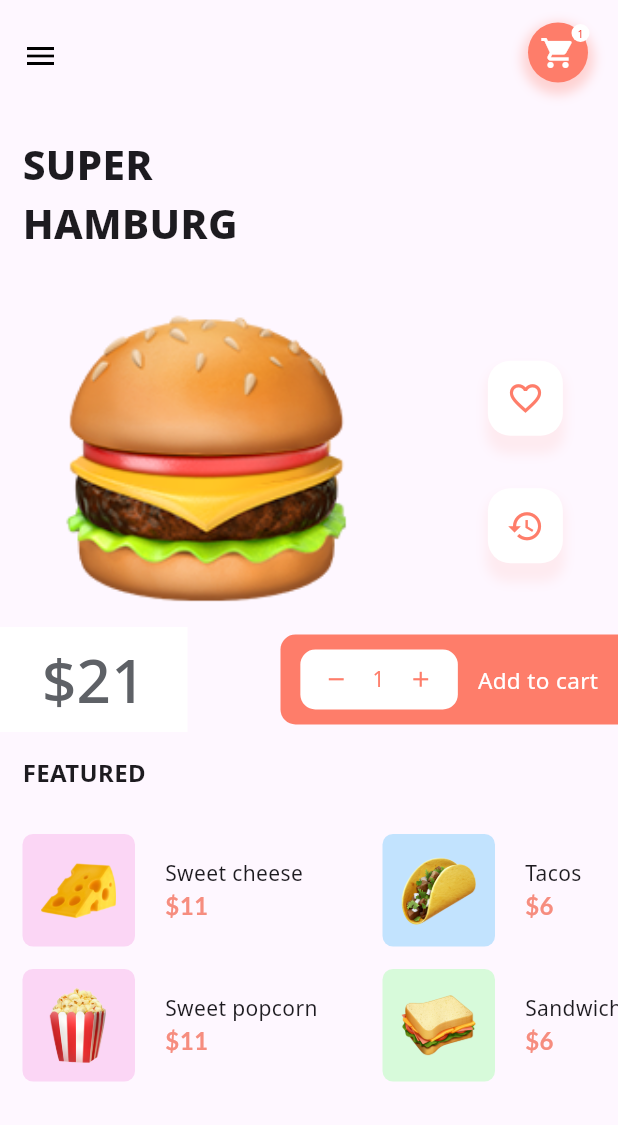
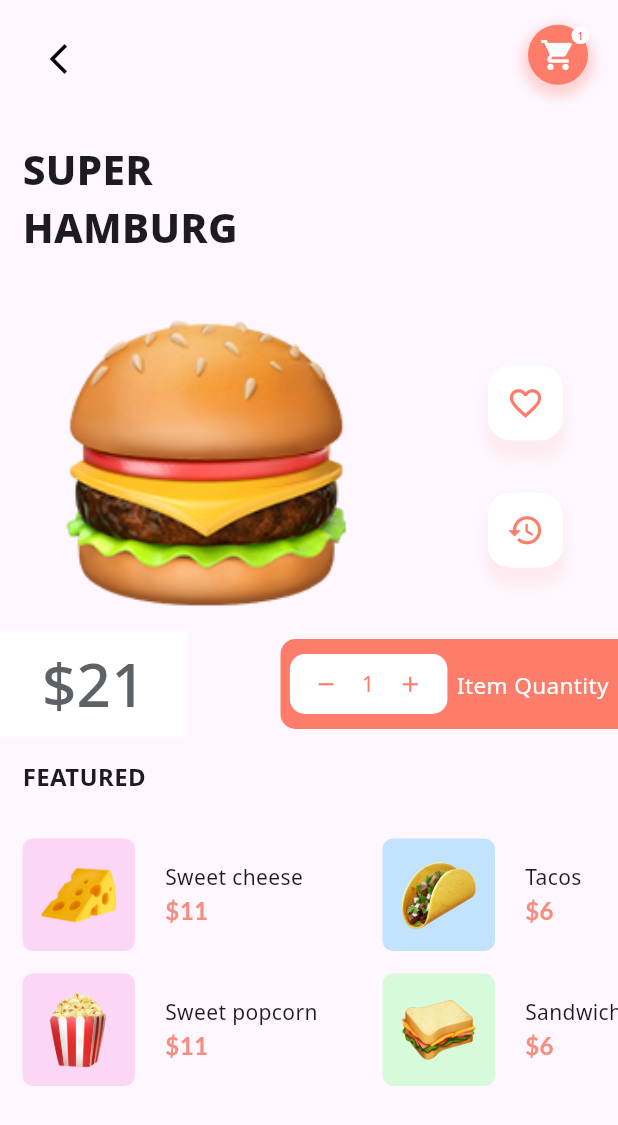
Before and after one commit to MOJT17/food_app, a Flutter app: the screen it shows after launch, after a tap on "Hamburg", on a phone screen of 412 x 824 dp. Shown: the top 1125 px of the screen. Run offline on Flutter 3.47's test engine with Material 3 defaults, Android fonts, the phone set to English and light mode, and no system bars; our stand-ins replace google_fonts, smooth_star_rating_null_safety.

Commit message:
Added interactive search bar and fixed issues

```diff
--- a/lib/burgerpage.dart
+++ b/lib/burgerpage.dart
@@ -2,9 +2,15 @@ import 'package:flutter/material.dart';
 import 'package:google_fonts/google_fonts.dart';
 
 class BurgerPage extends StatefulWidget {
-  final imgPath, foodName, pricePerItem, heroTag;
+  final String imgPath, foodName, pricePerItem, heroTag;
 
-  const BurgerPage({super.key, this.imgPath, this.foodName, this.pricePerItem, this.heroTag});
+  const BurgerPage({
+    super.key,
+    required this.imgPath,
+    required this.foodName,
+    required this.pricePerItem,
+    required this.heroTag,
+  });
 
   @override
   State<BurgerPage> createState() => _BurgerPageState();
@@ -24,23 +30,36 @@ class _BurgerPageState extends State<BurgerPage> {
             child: Row(
               mainAxisAlignment: MainAxisAlignment.spaceBetween,
               children: <Widget>[
-                Icon(Icons.menu, color: Colors.black),
-                Stack(children: [
+                IconButton(
+                  onPressed: Navigator.of(context).pop,
+                  icon: Icon(Icons.arrow_back_ios_new, color: Colors.black),
+                ),
+                Stack(
+                  children: [
                     Container(
-                      height: 45.0, width: 45.0, color: Colors.transparent),
+                      height: 45.0,
+                      width: 45.0,
+                      color: Colors.transparent,
+                    ),
                     Container(
                       height: 40.0,
                       width: 40.0,
-                      decoration: BoxDecoration(boxShadow: [
+                      decoration: BoxDecoration(
+                        boxShadow: [
                           BoxShadow(
-                            color: Color(0xFFFE7D6A).withOpacity(0.3),
+                            color: Color(0xFFFE7D6A).withValues(alpha: 0.3),
                             blurRadius: 6.0,
                             spreadRadius: 4.0,
-                            offset: Offset(0.0, 4.0))
-                      ], color: Color(0xFFFE7D6A), shape: BoxShape.circle),
+                            offset: Offset(0.0, 4.0),
+                          ),
+                        ],
+                        color: Color(0xFFFE7D6A),
+                        shape: BoxShape.circle,
+                      ),
                       child: Center(
-                          child:
-                              Icon(Icons.shopping_cart, color: Colors.white))),
+                        child: Icon(Icons.shopping_cart, color: Colors.white),
+                      ),
+                    ),
                     Positioned(
                       top: 1.0,
                       right: 4.0,
@@ -48,23 +67,34 @@ class _BurgerPageState extends State<BurgerPage> {
                         height: 12.0,
                         width: 12.0,
                         decoration: BoxDecoration(
-                              color: Colors.white, shape: BoxShape.circle),
+                          color: Colors.white,
+                          shape: BoxShape.circle,
+                        ),
                         child: Center(
-                            child: Text('1',
+                          child: Text(
+                            '$quantity',
                             style: GoogleFonts.notoSans(
                               fontSize: 7.0,
-                                    textStyle: TextStyle(color: Colors.red))),
-                          )))
-                ])
+                              textStyle: TextStyle(color: Colors.red),
+                            ),
+                          ),
+                        ),
+                      ),
+                    ),
                   ],
-            )),
+                ),
+              ],
+            ),
+          ),
           SizedBox(height: 15.0),
           Padding(
             padding: const EdgeInsets.only(left: 15.0),
             child: Text(
               'SUPER',
               style: GoogleFonts.notoSans(
-                fontWeight: FontWeight.w800, fontSize: 27.0),
+                fontWeight: FontWeight.w800,
+                fontSize: 27.0,
+              ),
             ),
           ),
           Padding(
@@ -72,7 +102,9 @@ class _BurgerPageState extends State<BurgerPage> {
             child: Text(
               widget.foodName.toString().toUpperCase(),
               style: GoogleFonts.notoSans(
-                fontWeight: FontWeight.w800, fontSize: 27.0),
+                fontWeight: FontWeight.w800,
+                fontSize: 27.0,
+              ),
             ),
           ),
           SizedBox(height: 40.0),
@@ -87,7 +119,11 @@ class _BurgerPageState extends State<BurgerPage> {
                   decoration: BoxDecoration(
                     image: DecorationImage(
                       image: AssetImage(widget.imgPath),
-                            fit: BoxFit.cover)))),
+                      fit: BoxFit.cover,
+                    ),
+                  ),
+                ),
+              ),
               SizedBox(width: 15.0),
               Column(
                 children: <Widget>[
@@ -100,36 +136,11 @@ class _BurgerPageState extends State<BurgerPage> {
                           borderRadius: BorderRadius.circular(15.0),
                           boxShadow: [
                             BoxShadow(
-                                color: Color(0xFFFE7D6A).withOpacity(0.1),
+                              color: Color(0xFFFE7D6A).withValues(alpha: 0.1),
                               blurRadius: 6.0,
                               spreadRadius: 6.0,
-                                offset: Offset(5.0, 11.0))
-                          ]),
+                              offset: Offset(5.0, 11.0),
                             ),
-                    Container(
-                        height: 50.0,
-                        width: 50.0,
-                        decoration: BoxDecoration(
-                            borderRadius: BorderRadius.circular(15.0),
-                            color: Colors.white),
-                        child: Center(
-                            child: Icon(Icons.favorite_border,
-                                color: Color(0xFFFE7D6A), size: 25.0)))
-                  ],
-                ),
-                SizedBox(height: 35.0),
-                Stack(children: <Widget>[
-                  Container(
-                    height: 45.0,
-                    width: 40.0,
-                    decoration: BoxDecoration(
-                      borderRadius: BorderRadius.circular(15.0),
-                      boxShadow: [
-                        BoxShadow(
-                            color: Color(0xFFFE7D6A).withOpacity(0.1),
-                            blurRadius: 6.0,
-                            spreadRadius: 6.0,
-                            offset: Offset(5.0, 11.0)),
                           ],
                         ),
                       ),
@@ -141,29 +152,73 @@ class _BurgerPageState extends State<BurgerPage> {
                           color: Colors.white,
                         ),
                         child: Center(
-                      child: Icon(Icons.restore,
-                          color: Color(0xFFFE7D6A), size: 25.0),
+                          child: Icon(
+                            Icons.favorite_border,
+                            color: Color(0xFFFE7D6A),
+                            size: 25.0,
                           ),
                         ),
-                ])
+                      ),
                     ],
-            )
+                  ),
+                  SizedBox(height: 35.0),
+                  Stack(
+                    children: <Widget>[
+                      Container(
+                        height: 45.0,
+                        width: 40.0,
+                        decoration: BoxDecoration(
+                          borderRadius: BorderRadius.circular(15.0),
+                          boxShadow: [
+                            BoxShadow(
+                              color: Color(0xFFFE7D6A).withValues(alpha: 0.1),
+                              blurRadius: 6.0,
+                              spreadRadius: 6.0,
+                              offset: Offset(5.0, 11.0),
+                            ),
+                          ],
+                        ),
+                      ),
+                      Container(
+                        height: 50.0,
+                        width: 50.0,
+                        decoration: BoxDecoration(
+                          borderRadius: BorderRadius.circular(15.0),
+                          color: Colors.white,
+                        ),
+                        child: Center(
+                          child: Icon(
+                            Icons.restore,
+                            color: Color(0xFFFE7D6A),
+                            size: 25.0,
+                          ),
+                        ),
+                      ),
+                    ],
+                  ),
+                ],
+              ),
             ],
           ),
           SizedBox(height: 10.0),
-        Row(mainAxisAlignment: MainAxisAlignment.spaceBetween, children: [
+          Row(
+            mainAxisAlignment: MainAxisAlignment.spaceBetween,
+            children: [
               Container(
                 height: 70.0,
                 width: 125.0,
                 color: Colors.white,
                 child: Center(
                   child: Text(
-                '\$' + (int.parse(widget.pricePerItem) * quantity).toString(),
+                    '\$${int.parse(widget.pricePerItem) * quantity}',
                     style: GoogleFonts.notoSans(
                       fontSize: 40.0,
                       color: Color(0xFF5E6166),
-                    fontWeight: FontWeight.w500),
-              ))),
+                      fontWeight: FontWeight.w500,
+                    ),
+                  ),
+                ),
+              ),
               Container(
                 height: 60.0,
                 width: 225.0,
@@ -171,7 +226,9 @@ class _BurgerPageState extends State<BurgerPage> {
                   color: Color(0xFFFE7D6A),
                   borderRadius: BorderRadius.only(
                     topLeft: Radius.circular(10.0),
-                      bottomLeft: Radius.circular(10.0))),
+                    bottomLeft: Radius.circular(10.0),
+                  ),
+                ),
                 child: Row(
                   mainAxisAlignment: MainAxisAlignment.spaceEvenly,
                   children: <Widget>[
@@ -180,58 +237,69 @@ class _BurgerPageState extends State<BurgerPage> {
                       width: 105.0,
                       decoration: BoxDecoration(
                         borderRadius: BorderRadius.circular(10.0),
-                          color: Colors.white),
+                        color: Colors.white,
+                      ),
                       child: Row(
                         children: <Widget>[
                           IconButton(
                             iconSize: 17.0,
-                              icon:
-                                  Icon(Icons.remove, color: Color(0xFFFE7D6A)),
+                            icon: Icon(Icons.remove, color: Color(0xFFFE7D6A)),
                             onPressed: () {
                               adjustQuantity('MINUS');
-                              }),
+                            },
+                          ),
                           Text(
                             quantity.toString(),
                             style: GoogleFonts.notoSans(
                               fontSize: 14.0,
                               color: Color(0xFFFE7D6A),
-                                fontWeight: FontWeight.w400),
+                              fontWeight: FontWeight.w400,
+                            ),
                           ),
                           IconButton(
                             iconSize: 17.0,
                             icon: Icon(Icons.add, color: Color(0xFFFE7D6A)),
                             onPressed: () {
                               adjustQuantity('PLUS');
-                              }),
+                            },
+                          ),
                         ],
-                      )),
+                      ),
+                    ),
                     Text(
-                    'Add to cart',
+                      'Item Quantity',
                       style: GoogleFonts.notoSans(
                         fontSize: 15.0,
                         color: Colors.white,
-                        fontWeight: FontWeight.w400),
+                        fontWeight: FontWeight.w400,
+                      ),
                     ),
                   ],
-              ))
-        ]),
+                ),
+              ),
+            ],
+          ),
           Padding(
             padding: const EdgeInsets.all(15.0),
             child: Text(
               'FEATURED',
               style: GoogleFonts.notoSans(
-                fontSize: 16.0, fontWeight: FontWeight.w700),
+                fontSize: 16.0,
+                fontWeight: FontWeight.w700,
               ),
             ),
-        Container(
+          ),
+          SizedBox(
             height: 225.0,
             width: MediaQuery.of(context).size.width,
             child: ListView(
               scrollDirection: Axis.horizontal,
               children: <Widget>[_buildListItem('1'), _buildListItem('2')],
-            ))
+            ),
+          ),
         ],
-    ));
+      ),
+    );
   }
 
   _buildListItem(String columnNumber) {
@@ -240,30 +308,51 @@ class _BurgerPageState extends State<BurgerPage> {
       child: Column(
         children: <Widget>[
           //Don't do this in a real app.
-          if(columnNumber == '1')
-          _buildColumnItem('assets/cheese.png', 'Sweet cheese', '11', Color(0xFFFBD6F5)),
-          if(columnNumber == '1')
-          SizedBox(height: 15.0),
-          if(columnNumber == '1')
-          _buildColumnItem('assets/popcorn.png', 'Sweet popcorn', '11', Color(0xFFFBD6F5)),
-          if(columnNumber == '2')
-          _buildColumnItem('assets/taco.png', 'Tacos', '6',
-                    Color(0xFFC2E3FE)),
-        if(columnNumber == '2')
-          SizedBox(height: 15.0),
-        if(columnNumber == '2')
-        _buildColumnItem('assets/sandwich.png', 'Sandwich', '6',
-                    Color(0xFFD7FADA)),
+          if (columnNumber == '1')
+            _buildColumnItem(
+              'assets/cheese.png',
+              'Sweet cheese',
+              '11',
+              Color(0xFFFBD6F5),
+            ),
+          if (columnNumber == '1') SizedBox(height: 15.0),
+          if (columnNumber == '1')
+            _buildColumnItem(
+              'assets/popcorn.png',
+              'Sweet popcorn',
+              '11',
+              Color(0xFFFBD6F5),
+            ),
+          if (columnNumber == '2')
+            _buildColumnItem(
+              'assets/taco.png',
+              'Tacos',
+              '6',
+              Color(0xFFC2E3FE),
+            ),
+          if (columnNumber == '2') SizedBox(height: 15.0),
+          if (columnNumber == '2')
+            _buildColumnItem(
+              'assets/sandwich.png',
+              'Sandwich',
+              '6',
+              Color(0xFFD7FADA),
+            ),
         ],
-      )
+      ),
     );
   }
 
-  _buildColumnItem(String imgPath, String foodName, String price, Color bgColor) {
+  _buildColumnItem(
+    String imgPath,
+    String foodName,
+    String price,
+    Color bgColor,
+  ) {
     return Row(
       mainAxisAlignment: MainAxisAlignment.spaceBetween,
       children: <Widget>[
-        Container(
+        SizedBox(
           width: 210.0,
           child: Row(
             children: [
@@ -272,31 +361,36 @@ class _BurgerPageState extends State<BurgerPage> {
                 width: 75.0,
                 decoration: BoxDecoration(
                   borderRadius: BorderRadius.circular(7.0),
-                  color: bgColor
+                  color: bgColor,
                 ),
                 child: Center(
-                  child: Image.asset(imgPath, height: 50.0, width: 50.0)
-                )
+                  child: Image.asset(imgPath, height: 50.0, width: 50.0),
+                ),
               ),
               SizedBox(width: 20.0),
               Column(
                 crossAxisAlignment: CrossAxisAlignment.start,
                 children: [
-                  Text(foodName,
+                  Text(
+                    foodName,
                     style: GoogleFonts.notoSans(
-                          fontSize: 14.0, fontWeight: FontWeight.w400)),
+                      fontSize: 14.0,
+                      fontWeight: FontWeight.w400,
+                    ),
+                  ),
                   Text(
-                    '\$' + price,
+                    '\$$price',
                     style: GoogleFonts.lato(
                       fontSize: 16.0,
                       fontWeight: FontWeight.w600,
-                        textStyle: TextStyle(color: Color(0xFFF68D7F))),
+                      textStyle: TextStyle(color: Color(0xFFF68D7F)),
                     ),
-                ]
-              )
-            ]
-          )
-        )
+                  ),
+                ],
+              ),
+            ],
+          ),
+        ),
       ],
     );
   }
--- a/lib/dashboardpage.dart
+++ b/lib/dashboardpage.dart
@@ -13,6 +13,62 @@ class DashboardPage extends StatefulWidget {
 class _DashboardPageState extends State<DashboardPage>
     with SingleTickerProviderStateMixin {
   late TabController tabController;
+
+  List<FoodItems> searchHistory = <FoodItems>[];
+
+  Iterable<Widget> getHistoryList(SearchController controller) {
+    return searchHistory.map(
+          (FoodItems foodItems) => ListTile(
+        leading: const Icon(Icons.history),
+        title: Text(foodItems.name),
+        trailing: IconButton(
+          icon: const Icon(Icons.call_missed),
+          onPressed: () {
+            controller.text = foodItems.name;
+            controller.selection = TextSelection.collapsed(offset: controller.text.length);
+          },
+        ),
+      ),
+    );
+  }
+
+  Iterable<Widget> getSuggestions(SearchController controller) {
+    final String input = controller.value.text;
+    return FoodItems.values
+        .where((FoodItems item) => item.name.toLowerCase().contains(input.toLowerCase()))
+        .map(
+          (FoodItems filteredItem) => ListTile(
+        leading: CircleAvatar(foregroundImage: AssetImage(filteredItem.img),),
+        title: Text(filteredItem.name),
+        trailing: IconButton(
+          icon: const Icon(Icons.call_missed),
+          onPressed: () {
+            controller.text = filteredItem.name;
+            controller.selection = TextSelection.collapsed(offset: controller.text.length);
+          },
+        ),
+        onTap: () {
+          controller.closeView(filteredItem.name);
+          handleSelection(filteredItem);
+        },
+      ),
+    );
+  }
+
+  void handleSelection(FoodItems selectedFoodItem) {
+    setState(() {
+
+      if (searchHistory.length >= 5) {
+        searchHistory.removeLast();
+      }
+      searchHistory.insert(0, selectedFoodItem);
+
+      Navigator.of(context).push(MaterialPageRoute(
+          builder: (context) => BurgerPage(heroTag: selectedFoodItem.name, foodName: selectedFoodItem.name, pricePerItem: selectedFoodItem.price, imgPath: selectedFoodItem.img)
+      ));
+    }
+    );
+  }
 
   @override
   void initState() {
@@ -37,7 +93,7 @@ class _DashboardPageState extends State<DashboardPage>
                 decoration: BoxDecoration(
                     boxShadow: [
                       BoxShadow(
-                          color: Colors.grey.withOpacity(0.3),//.withValues(alpha: 0.3),
+                          color: Colors.grey.withValues(alpha: 0.3),
                           blurRadius: 6.0,
                           spreadRadius: 4.0,
                           offset: Offset(0.0, 3.0))
@@ -62,7 +118,7 @@ class _DashboardPageState extends State<DashboardPage>
         Padding(
           padding: const EdgeInsets.only(left: 15.0),
           child: Text(
-            'RECIPES',
+            'FOOD',
             style: GoogleFonts.notoSans(
                 fontWeight: FontWeight.w800, fontSize: 27.0),
           ),
@@ -73,16 +129,45 @@ class _DashboardPageState extends State<DashboardPage>
             child: Container(
                 padding: EdgeInsets.only(left: 5.0),
                 decoration: BoxDecoration(
-                    color: Colors.grey.withOpacity(0.1),
+                    color: Colors.grey.withValues(alpha: 0.1),
                     borderRadius: BorderRadius.circular(10.0)),
-                child: TextField(
-                  decoration: InputDecoration(
-                      hintText: 'Search',
-                      hintStyle: GoogleFonts.notoSans(fontSize: 14.0),
-                      border: InputBorder.none,
-                      fillColor: Colors.grey.withOpacity(0.5),
-                      prefixIcon: Icon(Icons.search, color: Colors.grey)),
-                ))),
+                child:
+                SearchAnchor.bar(
+                  barHintText: 'Search Food',
+                  barHintStyle: WidgetStatePropertyAll(GoogleFonts.notoSans(fontSize: 14.0)),
+                  barTextStyle: WidgetStatePropertyAll(GoogleFonts.notoSans(fontSize: 14.0)),
+                  suggestionsBuilder: (BuildContext context, SearchController controller) {
+                    if (controller.text.isEmpty) {
+                      if (searchHistory.isNotEmpty) {
+                        return getHistoryList(controller);
+                      }
+                      return <Widget>[
+                        Center(
+                          child: Text(
+                            'No search history.',
+                            style: TextStyle(color: Colors.grey),
+                          ),
+                        ),
+                      ];
+                    }
+                    return getSuggestions(controller);
+                  },
+
+
+
+                ),
+                // TextField(
+                //   // controller: ,
+                //
+                //   decoration: InputDecoration(
+                //       hintText: 'Search',
+                //       hintStyle: GoogleFonts.notoSans(fontSize: 14.0),
+                //       border: InputBorder.none,
+                //       fillColor: Colors.grey.withValues(alpha: 0.5),
+                //       prefixIcon: Icon(Icons.search, color: Colors.grey)),
+                // )
+            )
+        ),
         SizedBox(height: 20.0),
         Padding(
           padding: const EdgeInsets.only(left: 15.0),
@@ -93,14 +178,14 @@ class _DashboardPageState extends State<DashboardPage>
           ),
         ),
         SizedBox(height: 15.0),
-        Container(
+        SizedBox(
             height: 200.0,
             child: ListView(
               scrollDirection: Axis.horizontal,
               children: <Widget>[
                 _buildListItem('Hamburg', 'assets/burger.png', '21',
                     Color(0xFFFFE9C6), Color(0xFFDA9551)),
-                _buildListItem('Chips', 'assets/fries.png', '15',
+                _buildListItem('French Fries', 'assets/fries.png', '15',
                     Color(0xFFC2E3FE), Color(0xFF6A8CAA)),
                 _buildListItem('Donuts', 'assets/doughnut.png', '15',
                     Color(0xFFD7FADA), Color(0xFF56CC7E)),
@@ -114,7 +199,7 @@ class _DashboardPageState extends State<DashboardPage>
                 isScrollable: true,
                 indicatorColor: Colors.transparent,
                 labelColor: Colors.black,
-                unselectedLabelColor: Colors.grey.withOpacity(0.5),
+                unselectedLabelColor: Colors.grey.withValues(alpha: 0.5),
                 labelStyle: GoogleFonts.notoSans(
                     fontSize: 16.0, fontWeight: FontWeight.w700),
                 unselectedLabelStyle: GoogleFonts.notoSans(
@@ -125,7 +210,7 @@ class _DashboardPageState extends State<DashboardPage>
                   Tab(child: Text('FAVORITES')),
                   Tab(child: Text('RECOMMENDED')),
                 ])),
-        Container(
+        SizedBox(
             height: MediaQuery.of(context).size.height - 450.0,
             child: TabBarView(controller: tabController, children: [
               FoodTab(),
@@ -179,3 +264,27 @@ class _DashboardPageState extends State<DashboardPage>
                 ))));
   }
 }
+
+enum FoodItems {
+  hamburger('Super Hamburger', 'assets/burger.png', '21'),
+  fries('Super French Fries', 'assets/fries.png', '15'),
+  donuts('Super Donuts', 'assets/doughnut.png', '15');
+  // green('green', Colors.green),
+  // blue('blue', Colors.blue),
+  // indigo('indigo', Colors.indigo),
+  // violet('violet', Color(0xFF8F00FF)),
+  // purple('purple', Colors.purple),
+  // pink('pink', Colors.pink),
+  // silver('silver', Color(0xFF808080)),
+  // gold('gold', Color(0xFFFFD700)),
+  // beige('beige', Color(0xFFF5F5DC)),
+  // brown('brown', Colors.brown),
+  // grey('grey', Colors.grey),
+  // black('black', Colors.black),
+  // white('white', Colors.white);
+
+  const FoodItems(this.name, this.img, this.price);
+  final String name;
+  final String img;
+  final String price;
+}
--- a/lib/foodtabs.dart
+++ b/lib/foodtabs.dart
@@ -4,7 +4,6 @@ import 'package:smooth_star_rating_null_safety/smooth_star_rating_null_safety.da
 
 class FoodTab extends StatefulWidget {
   const FoodTab({super.key});
-
 
   @override
   State<FoodTab> createState() => _FoodTabState();
@@ -29,7 +28,7 @@ class _FoodTabState extends State<FoodTab> {
           mainAxisAlignment: MainAxisAlignment.spaceBetween,
           children: <Widget>[
             SizedBox(
-                width: 300.0,
+                width: 220.0,
                 child: Row(children: [
                   Container(
                       height: 75.0,
@@ -73,7 +72,7 @@ class _FoodTabState extends State<FoodTab> {
                                 decoration: TextDecoration.lineThrough,
                                 fontWeight: FontWeight.w600,
                                 textStyle: TextStyle(
-                                    color: Colors.grey.withOpacity(0.4))),
+                                    color: Colors.grey.withValues(alpha: 0.4))),
                           )
                         ],
                       )
```
Also changed, not shown: 1 other file. Lines whose indentation alone changed are shown as unchanged.
